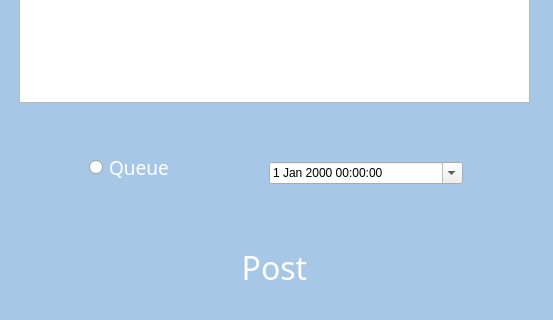
Above: Windows/TwitterPoster.ui from Kgg9/Blaze-News-Scraper before the change; both pictures show x 0 to 553 and y 317 to 637 of the 553 by 637 pixel window. Below: the same form after it.
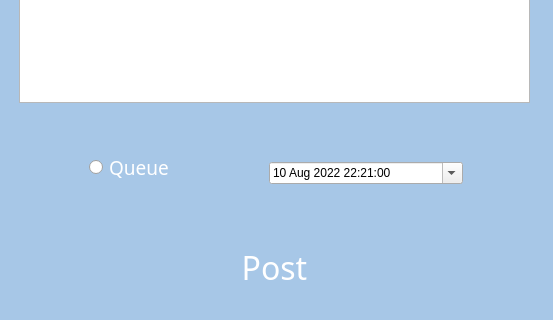
That is the form after the change.

Commit message: Added Scheduling Functionality to the Script

Diff of the .ui file:
```diff
--- a/Windows/TwitterPoster.ui
+++ b/Windows/TwitterPoster.ui
@@ -46,6 +46,25 @@
       <height>22</height>
      </rect>
     </property>
+    <property name="correctionMode">
+     <enum>QAbstractSpinBox::CorrectToPreviousValue</enum>
+    </property>
+    <property name="keyboardTracking">
+     <bool>false</bool>
+    </property>
+    <property name="minimumDateTime">
+     <datetime>
+      <hour>22</hour>
+      <minute>21</minute>
+      <second>0</second>
+      <year>2022</year>
+      <month>8</month>
+      <day>10</day>
+     </datetime>
+    </property>
+    <property name="currentSection">
+     <enum>QDateTimeEdit::YearSection</enum>
+    </property>
     <property name="calendarPopup">
      <bool>true</bool>
     </property>
```
The commit also changes 1 other file.
